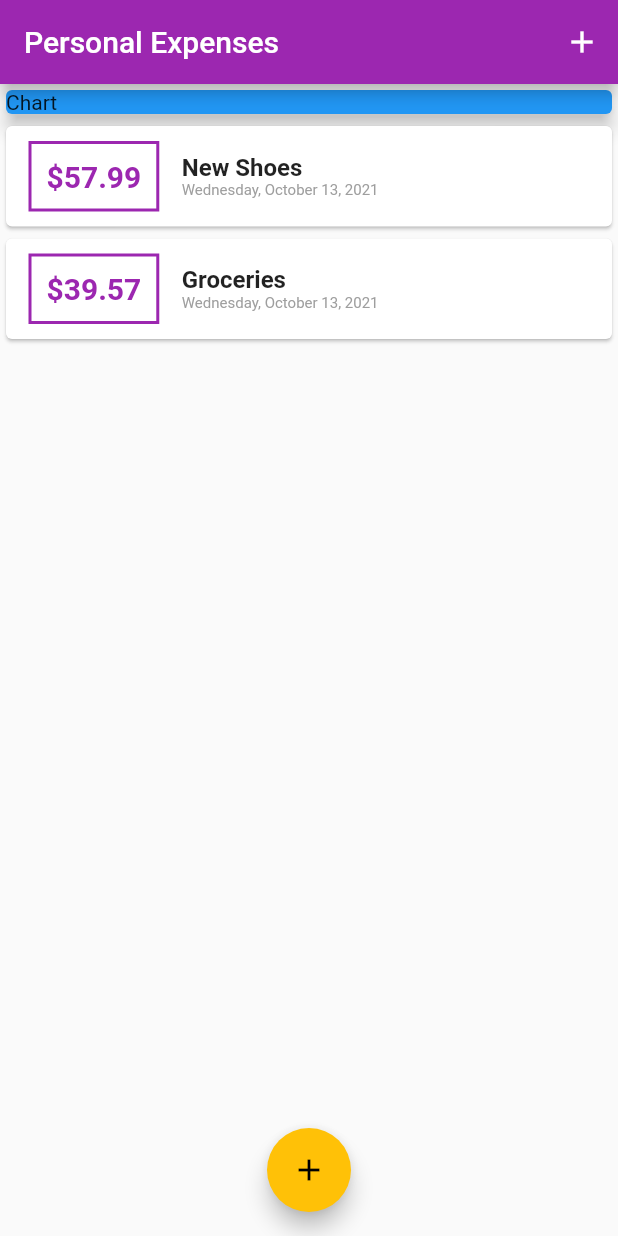
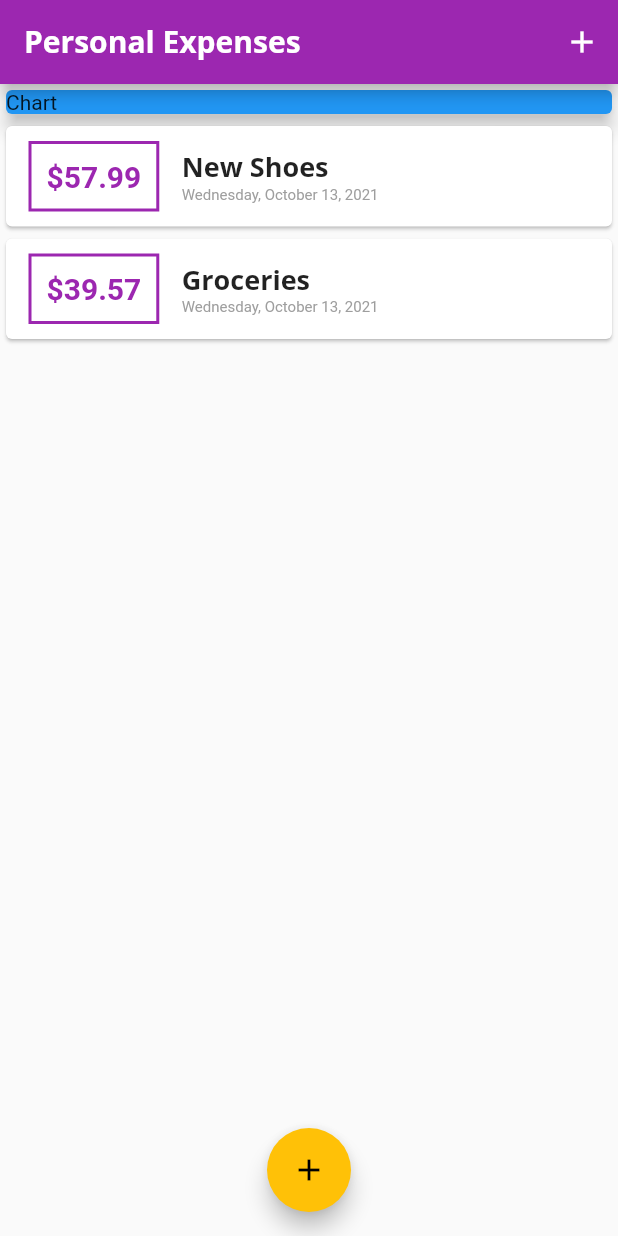
Before and after one commit to imedvesan/Spend-tracker, a Flutter app: the screen it shows after launch, on a phone screen of 412 x 824 dp. Run offline on Flutter 3.47's test engine with Material 2 defaults, Android fonts, the phone set to English and light mode, and no system bars.

Commit message:
custom fonts & text themes

```diff
--- a/spend_tracker/lib/main.dart
+++ b/spend_tracker/lib/main.dart
@@ -13,6 +13,21 @@
       theme: ThemeData(
         primarySwatch: Colors.purple,
         accentColor: Colors.amber,
+        fontFamily: 'Quicksand',
+        textTheme: ThemeData.light().textTheme.copyWith(
+                headline6: TextStyle(
+              fontFamily: 'OpenSans',
+              fontWeight: FontWeight.bold,
+              fontSize: 18,
+            )),
+        appBarTheme: AppBarTheme(
+          textTheme: ThemeData.light().textTheme.copyWith(
+                  headline6: TextStyle(
+                fontFamily: 'OpenSans',
+                fontSize: 20,
+                fontWeight: FontWeight.bold,
+              )),
+        ),
       ),
       home: MyHomePage(),
     );
@@ -20,9 +35,6 @@
 }
 
 class MyHomePage extends StatefulWidget {
-  // String titleInput;
-  // String amountInput;
-
   @override
   State<MyHomePage> createState() => _MyHomePageState();
 }
@@ -67,7 +79,9 @@
   Widget build(BuildContext context) {
     return Scaffold(
       appBar: AppBar(
-        title: Text('Personal Expenses'),
+        title: Text(
+          'Personal Expenses',
+        ),
         actions: <Widget>[
           IconButton(
             icon: Icon(Icons.add),
--- a/spend_tracker/lib/widgets/transaction_list.dart
+++ b/spend_tracker/lib/widgets/transaction_list.dart
@@ -37,8 +37,7 @@
                   children: <Widget>[
                     Text(
                       transactions[index].title,
-                      style:
-                          TextStyle(fontWeight: FontWeight.bold, fontSize: 16),
+                      style: Theme.of(context).textTheme.headline6,
                     ),
                     Text(
                         DateFormat.yMMMMEEEEd()
```
Also changed, not shown: spend_tracker/pubspec.yaml (+11 -11 lines), spend_tracker/assets/fonts/OpenSans-Bold.ttf (added), spend_tracker/assets/fonts/OpenSans-Regular.ttf (added), spend_tracker/assets/fonts/Quicksand-Bold.ttf (added), spend_tracker/assets/fonts/Quicksand-Light.ttf (added), spend_tracker/assets/fonts/Quicksand-Medium.ttf (added), spend_tracker/assets/fonts/Quicksand-Regular.ttf (added).
